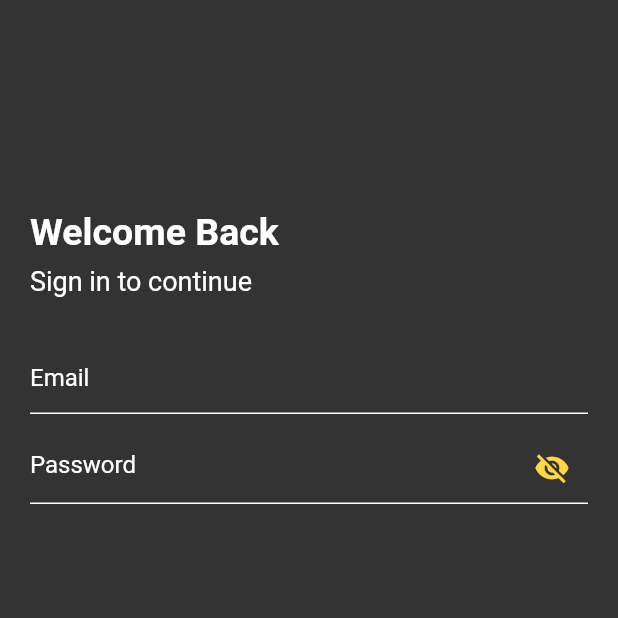
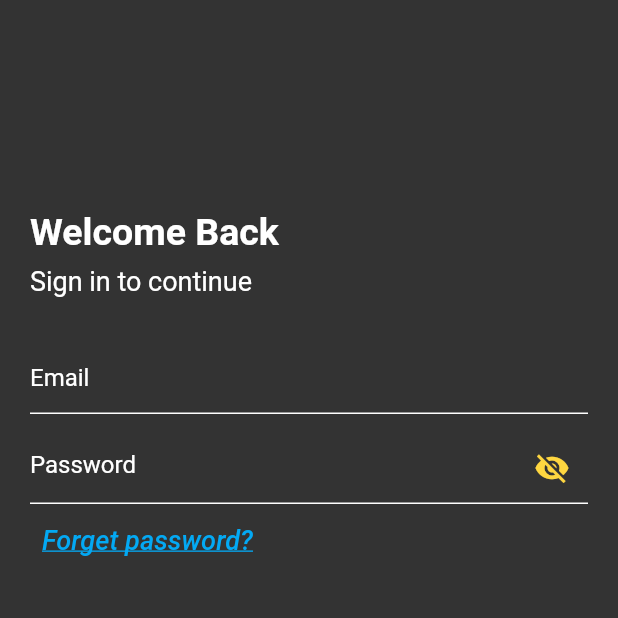
Before and after one commit to Devsaci/grocery_app_hadi_v2, a Flutter app: the screen it shows after launch, on a phone screen of 412 x 824 dp, the top half of it. Run offline on Flutter 3.47's test engine with Material 2 defaults, Android fonts, the phone set to English and light mode, and no system bars; drawn by our look-alikes of card_swiper; our stand-ins replace fancy_shimmer_image, flutter_iconly, shared_preferences.

Commit message:
TextButton  Forget password

```diff
--- a/lib/screens/auth/login.dart
+++ b/lib/screens/auth/login.dart
@@ -145,6 +145,18 @@ class _LoginScreenState extends State<LoginScreen> {
                         ),
                       ],
                     ),
+                  ),
+                  TextButton(
+                    onPressed: () {},
+                    child: const Text(
+                      'Forget password?',
+                      maxLines: 1,
+                      style: TextStyle(
+                          color: Colors.lightBlue,
+                          fontSize: 18,
+                          decoration: TextDecoration.underline,
+                          fontStyle: FontStyle.italic),
+                    ),
                   )
                 ],
               ),
```
